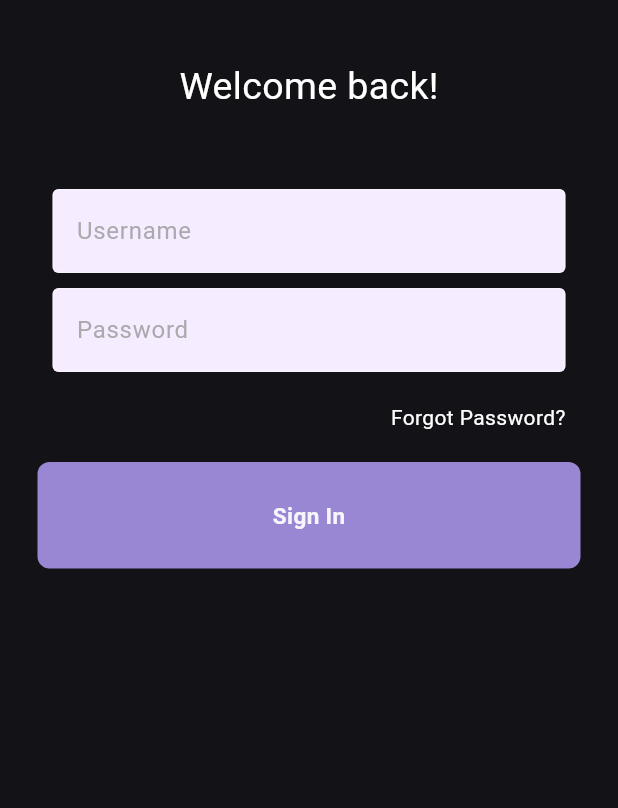
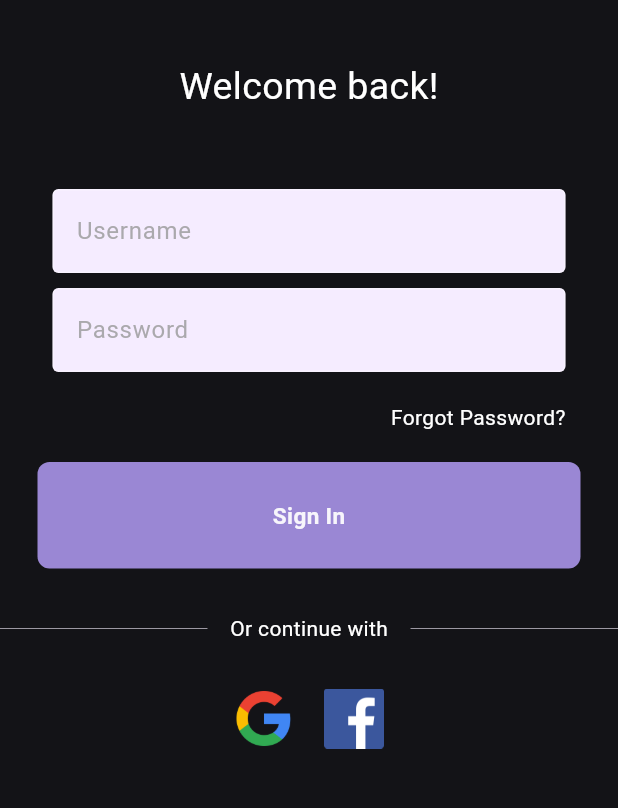
Before and after one commit to zyanislam/LoginPage-Template--Flutter, a Flutter app: the screen it shows after launch, on a phone screen of 412 x 824 dp, the part 315-1123 px from its top. Run offline on Flutter 3.47's test engine with Material 3 defaults, Android fonts, the phone set to English and light mode, and no system bars.

```diff
--- /dev/null
+++ b/lib/components/tile.dart
@@ -0,0 +1,21 @@
+// ignore_for_file: prefer_const_literals_to_create_immutables, prefer_const_constructors, sized_box_for_whitespace, avoid_unnecessary_containers
+
+import 'package:flutter/material.dart';
+
+class MyTile extends StatelessWidget {
+  final String imgPath;
+  const MyTile({super.key, required this.imgPath});
+
+  @override
+  Widget build(BuildContext context) {
+    return Padding(
+      padding: const EdgeInsets.symmetric(horizontal: 10),
+      child: Container(
+        child: Image.asset(
+          imgPath,
+          height: 40,
+        ),
+      ),
+    );
+  }
+}
--- a/lib/modules/login_page.dart
+++ b/lib/modules/login_page.dart
@@ -1,6 +1,7 @@
 // ignore_for_file: prefer_const_constructors, avoid_unnecessary_containers, prefer_const_literals_to_create_immutables
 
 import 'package:flutter/material.dart';
+import 'package:login_signup/components/tile.dart';
 
 import '../components/button.dart';
 import '../components/textfield.dart';
@@ -59,7 +60,36 @@ class LoginPage extends StatelessWidget {
             MyButton(
               onTap: signInFun,
             ),
-            SizedBox(height: 10),
+            SizedBox(height: 30),
+            Row(
+              children: [
+                Expanded(
+                  child: Divider(
+                    thickness: 0.5,
+                  ),
+                ),
+                Padding(
+                  padding: const EdgeInsets.symmetric(horizontal: 15),
+                  child: Text(
+                    'Or continue with',
+                    style: TextStyle(color: Colors.white),
+                  ),
+                ),
+                Expanded(
+                  child: Divider(
+                    thickness: 0.5,
+                  ),
+                ),
+              ],
+            ),
+            SizedBox(height: 30),
+            Row(
+              mainAxisAlignment: MainAxisAlignment.center,
+              children: [
+                MyTile(imgPath: 'images/Google.png'),
+                MyTile(imgPath: 'images/Facebook.png'),
+              ],
+            ),
           ]),
         ),
       ),
```
Also changed, not shown: images/Facebook.png (added), images/Google.png (added).
